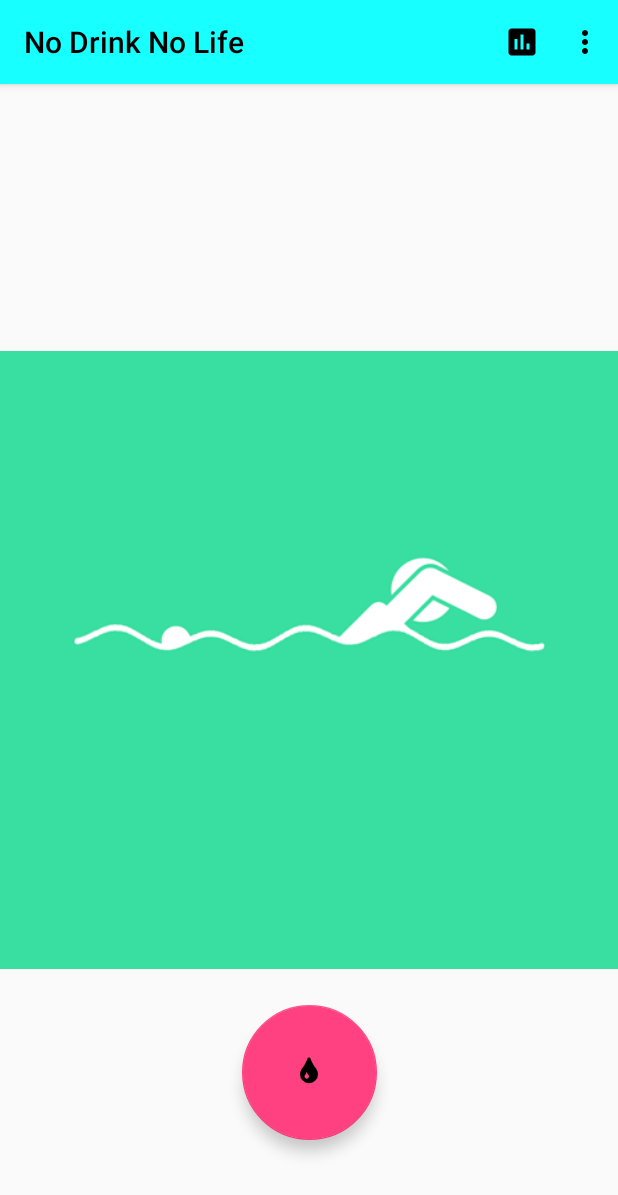
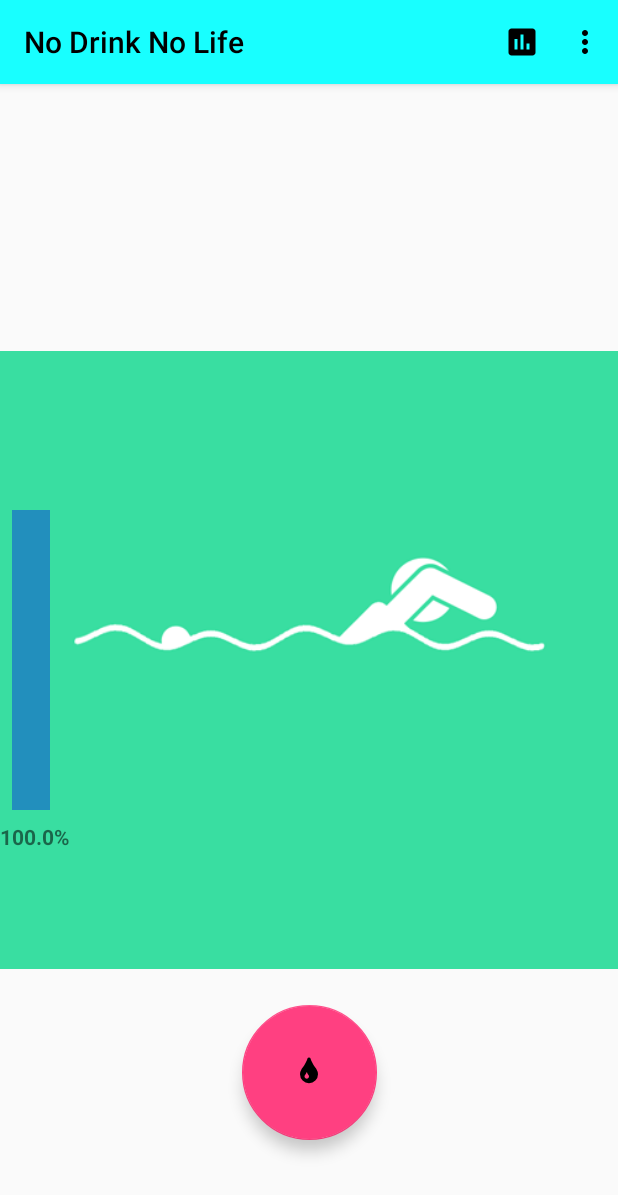
Before and after one commit to KirosC/No-Drink-No-Life, an Android app: the screen it shows after launch (MainActivity), on a phone screen of 412 x 824 dp. Shown: the top 1195 px of the screen. Run offline under Robolectric (Android 15) with nearby library versions, the phone set to English and light mode, and no system bars; libraries missing offline, so code that uses them is left out: com.race604.drawable; 7 statements that could not run were skipped.

Commit message:
Add Health UI Update SharedPreferencesUtils class

```diff
--- a/app/build.gradle
+++ b/app/build.gradle
@@ -20,12 +20,13 @@ android {
 
 dependencies {
     implementation fileTree(dir: 'libs', include: ['*.jar'])
-    implementation 'com.android.support:appcompat-v7:27.1.0'
+    implementation 'com.android.support:appcompat-v7:27.1.1'
     implementation 'com.android.support.constraint:constraint-layout:1.0.2'
-    implementation 'com.android.support:support-v4:27.1.0'
+    implementation 'com.android.support:support-v4:27.1.1'
     testImplementation 'junit:junit:4.12'
     androidTestImplementation 'com.android.support.test:runner:1.0.1'
     androidTestImplementation 'com.android.support.test.espresso:espresso-core:3.0.1'
-    implementation 'com.android.support:design:27.1.0'
+    implementation 'com.android.support:design:27.1.1'
     implementation 'pl.droidsonroids.gif:android-gif-drawable:1.2.12'
+    implementation 'com.race604.waveloading:library:1.1.1'
 }
--- a/app/src/main/java/ccn2279/a16031806a/nodrinknolife/MainActivity.java
+++ b/app/src/main/java/ccn2279/a16031806a/nodrinknolife/MainActivity.java
@@ -1,6 +1,7 @@
 package ccn2279.a16031806a.nodrinknolife;
 
 import android.content.Intent;
+import android.content.SharedPreferences;
 import android.support.v7.app.AppCompatActivity;
 import android.os.Bundle;
 import android.util.Log;
@@ -8,26 +9,61 @@ import android.view.Menu;
 import android.view.MenuInflater;
 import android.view.MenuItem;
 import android.view.View;
+import android.widget.ImageView;
+import android.widget.TextView;
 
-import ccn2279.a16031806a.nodrinknolife.sync.ReminderUtilities;
+import com.race604.drawable.wave.WaveDrawable;
+
 import ccn2279.a16031806a.nodrinknolife.utilities.NotificationUtils;
 import ccn2279.a16031806a.nodrinknolife.utilities.SharedPreferencesUtils;
 
-public class MainActivity extends AppCompatActivity {
+public class MainActivity extends AppCompatActivity implements SharedPreferences.OnSharedPreferenceChangeListener {
 
     public static final String TAG = "NoDrinkNoLifeDebug";
+
+    private ImageView healthBar_iv;
+    private TextView healthValue_tv;
+    private WaveDrawable mWaveDrawable;
+
+    private SharedPreferences mSharedPreferences;
 
     @Override
     protected void onCreate(Bundle savedInstanceState) {
         super.onCreate(savedInstanceState);
         setContentView(R.layout.activity_main);
 
+        //      Initialize View object      //
+        healthBar_iv = findViewById(R.id.healthBar);
+        healthValue_tv = findViewById(R.id.healthValue);
+
+        mWaveDrawable = new WaveDrawable(this, R.drawable.health_bar);
+        healthBar_iv.setImageDrawable(mWaveDrawable);
+        mWaveDrawable.setIndeterminate(false);
+        mWaveDrawable.setWaveAmplitude(5);
+        mWaveDrawable.setWaveSpeed(3);
+        updateHealthUI((float) 100);
+        //      End of initialization       //
+
         //ReminderUtilities.scheduleChargingReminder(this);
         boolean value1 = SharedPreferencesUtils.getInstance(this);
         int value2 = SharedPreferencesUtils.initSharedPreferences(this);
         Log.d(TAG, String.valueOf(value1));
         Log.d(TAG, String.valueOf(value2));
-        SharedPreferencesUtils.setValue(this, getString(R.string.today_day), 7);
+
+        mSharedPreferences = getSharedPreferences(SharedPreferencesUtils.PREFERENCE_NAME, MODE_PRIVATE);
+        mSharedPreferences.registerOnSharedPreferenceChangeListener(this);
+    }
+
+    @Override
+    protected void onResume() {
+        super.onResume();
+        mSharedPreferences.registerOnSharedPreferenceChangeListener(this);
+    }
+
+    @Override
+    protected void onPause() {
+        super.onPause();
+        mSharedPreferences.unregisterOnSharedPreferenceChangeListener(this);
     }
 
     @Override
@@ -50,4 +86,20 @@ public class MainActivity extends AppCompatActivity {
     public void testNotification(View view) {
         NotificationUtils.remindUserToDrink(this);
     }
+
+    public void updateHealthUI(float health) {
+        healthValue_tv.setText(String.format("%.1f%%", health));
+        // Min: 2570; Max: 9990
+        health = 2570 + (7420 * health / 100);
+        mWaveDrawable.setLevel((int) health);
+        mWaveDrawable.invalidateSelf();
+    }
+
+    @Override
+    public void onSharedPreferenceChanged(SharedPreferences sharedPreferences, String key) {
+        Log.d(TAG, key);
+        if (key.equals(getString(R.string.character_health))) {
+            updateHealthUI(sharedPreferences.getFloat(key, (float) 0));
+        }
+    }
 }
--- a/app/src/main/java/ccn2279/a16031806a/nodrinknolife/utilities/SharedPreferencesUtils.java
+++ b/app/src/main/java/ccn2279/a16031806a/nodrinknolife/utilities/SharedPreferencesUtils.java
@@ -44,7 +44,7 @@ public class SharedPreferencesUtils {
         SharedPreferences.Editor editor = sPreferences.edit();
         editor.putInt(context.getString(R.string.today_drinks), 0);
         editor.putInt(context.getString(R.string.today_day), dayOfWeek);
-        editor.putLong(context.getString(R.string.last_update_time), 0);
+        editor.putLong(context.getString(R.string.last_update_time), Calendar.getInstance().getTimeInMillis());
         editor.putFloat(context.getString(R.string.character_health), (float) 100);
 
         for (int i = MONDAY; i <= SUNDAY; i++) {
--- a/app/src/main/res/layout/activity_main.xml
+++ b/app/src/main/res/layout/activity_main.xml
@@ -4,7 +4,7 @@
     xmlns:tools="http://schemas.android.com/tools"
     android:layout_width="match_parent"
     android:layout_height="match_parent"
-    tools:context="hkcc.ccn2279.a16031806a.nodrinknolife.MainActivity">
+    tools:context="ccn2279.a16031806a.nodrinknolife.MainActivity">
 
     <android.support.design.widget.FloatingActionButton
         android:id="@+id/floatingActionButton"
@@ -14,6 +14,7 @@
         android:layout_marginEnd="8dp"
         android:layout_marginStart="8dp"
         android:clickable="true"
+        android:focusable="true"
         android:onClick="testNotification"
         android:scaleType="center"
         app:fabSize="mini"
@@ -26,8 +27,34 @@
         android:id="@+id/characterImage"
         android:layout_width="match_parent"
         android:layout_height="match_parent"
+        android:src="@drawable/gif_human_swim"
         app:layout_constraintStart_toStartOf="parent"
-        app:layout_constraintTop_toTopOf="parent"
-        android:src="@drawable/gif_human_swim"/>
+        app:layout_constraintTop_toTopOf="parent" />
+
+    <ImageView
+        android:id="@+id/healthBar"
+        android:layout_width="25dp"
+        android:layout_height="200dp"
+        android:layout_marginBottom="8dp"
+        android:layout_marginStart="8dp"
+        android:layout_marginTop="8dp"
+        android:contentDescription="@string/health_bar"
+        android:scaleType="fitXY"
+        android:src="@drawable/health_bar"
+        app:layout_constraintBottom_toBottomOf="parent"
+        app:layout_constraintStart_toStartOf="@+id/characterImage"
+        app:layout_constraintTop_toTopOf="parent" />
+
+    <TextView
+        android:id="@+id/healthValue"
+        android:layout_width="wrap_content"
+        android:layout_height="wrap_content"
+        android:layout_marginStart="4dp"
+        android:layout_marginTop="8dp"
+        android:textStyle="bold"
+        app:layout_constraintEnd_toEndOf="@+id/healthBar"
+        app:layout_constraintStart_toStartOf="@+id/healthBar"
+        app:layout_constraintTop_toBottomOf="@+id/healthBar"
+        tools:text="100%" />
 
 </android.support.constraint.ConstraintLayout>
--- a/app/src/main/res/values/strings.xml
+++ b/app/src/main/res/values/strings.xml
@@ -17,4 +17,5 @@
     <string name="character_health">Character Health</string>
     <string name="day_prefix">Day_</string>
     <string name="last_update_time">Last Update Time</string>
+    <string name="health_bar">Health Bar</string>
 </resources>
```
Also changed, not shown: app/src/main/res/drawable/health_bar.png (added), 1 other file.
